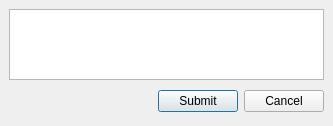
Old version of the form src/plugins/perforce/pendingchangesdialog.ui in the repository qt-creator/qt-creator.
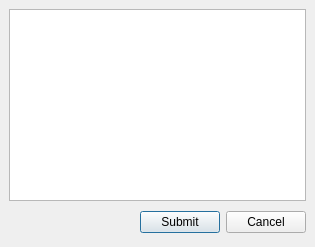
New version of the form.

```diff
--- a/src/plugins/perforce/pendingchangesdialog.ui
+++ b/src/plugins/perforce/pendingchangesdialog.ui
@@ -1,35 +1,27 @@
 <ui version="4.0" >
  <class>Perforce::Internal::PendingChangesDialog</class>
- <widget class="QDialog" name="Perforce::Internal::PendingChangesDialog" >
-  <property name="geometry" >
-   <rect>
-    <x>0</x>
-    <y>0</y>
-    <width>333</width>
-    <height>126</height>
-   </rect>
-  </property>
-  <property name="windowTitle" >
+ <widget class="QDialog" name="Perforce::Internal::PendingChangesDialog">
+  <property name="windowTitle">
    <string>P4 Pending Changes</string>
   </property>
-  <layout class="QVBoxLayout" >
-   <property name="margin" >
-    <number>9</number>
-   </property>
-   <property name="spacing" >
+  <layout class="QVBoxLayout">
+   <property name="spacing">
     <number>6</number>
    </property>
+   <property name="margin">
+    <number>9</number>
+   </property>
    <item>
     <widget class="QListWidget" name="listWidget" />
    </item>
    <item>
-    <layout class="QHBoxLayout" >
-     <property name="margin" >
-      <number>0</number>
-     </property>
-     <property name="spacing" >
+    <layout class="QHBoxLayout">
+     <property name="spacing">
       <number>6</number>
      </property>
+     <property name="margin">
+      <number>0</number>
+     </property>
      <item>
       <spacer>
        <property name="orientation" >
```
Left out of the diff: 25 changed lines with no effect on the pictures.
